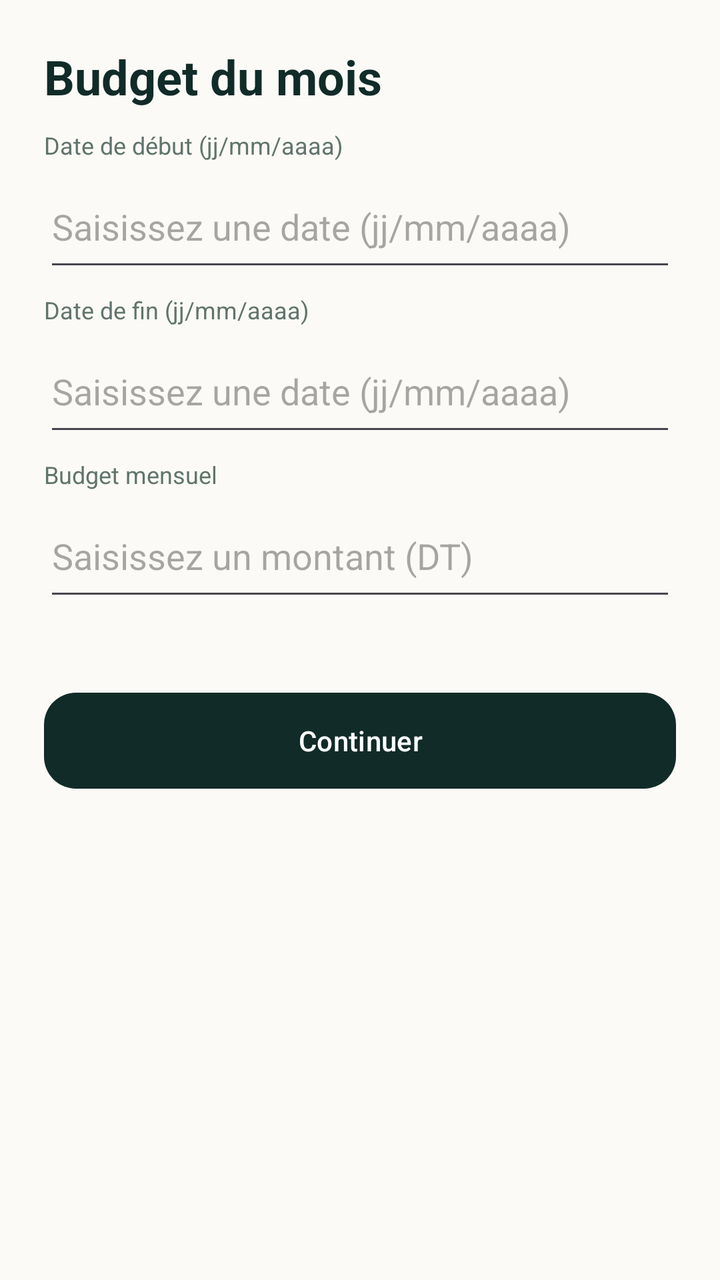
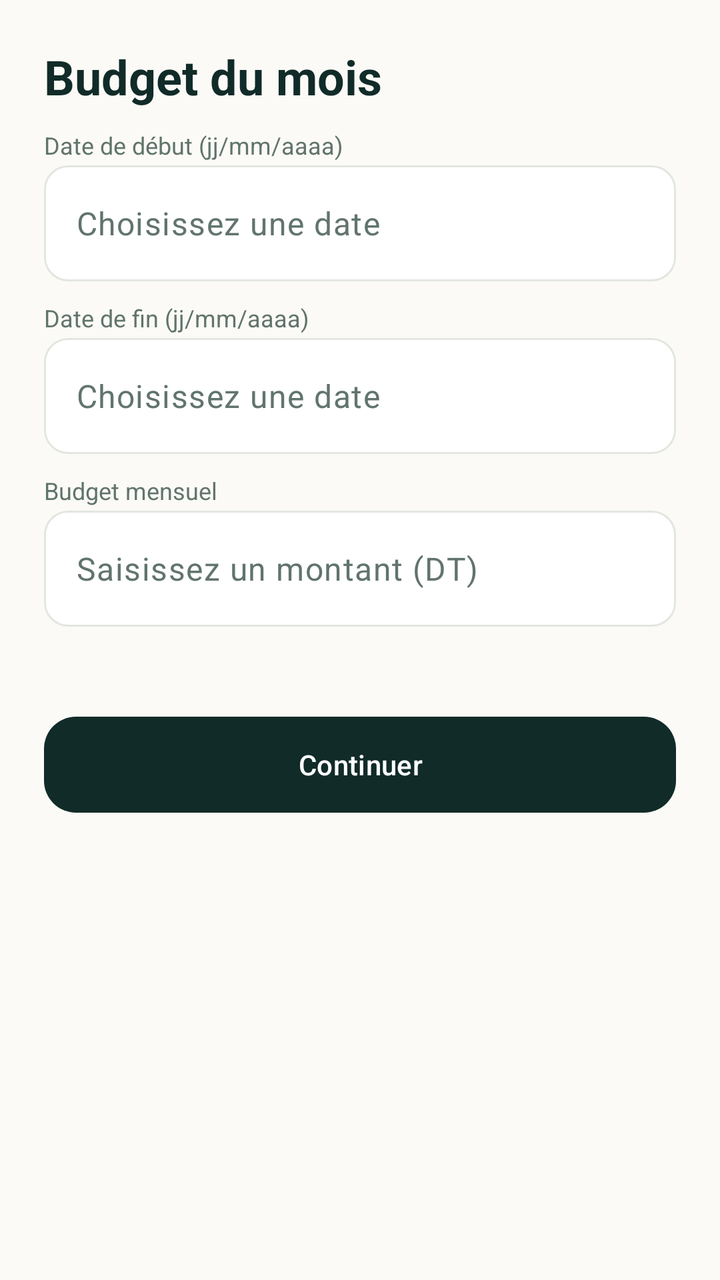

An Android layout rendered at two revisions. The XML below is the earlier revision; the diff shows what the commit changed to produce the second picture.
<!-- AndroidManifest.xml: application theme Theme.Masrouf1 -->
<!-- res/layout/activity_budget_period.xml -->
<?xml version="1.0" encoding="utf-8"?>
<ScrollView xmlns:android="http://schemas.android.com/apk/res/android" xmlns:app="http://schemas.android.com/apk/res-auto" android:layout_width="match_parent" android:layout_height="match_parent" android:background="@color/cream" android:fillViewport="true">
    <LinearLayout android:layout_width="match_parent" android:layout_height="wrap_content" android:orientation="vertical" android:padding="22dp">
        <TextView android:id="@+id/budget_period_title" android:layout_width="match_parent" android:layout_height="wrap_content" android:text="@string/budget_this_month" android:textColor="@color/forest" android:textSize="24sp" android:textStyle="bold" />
        <TextView style="@style/FormFieldLabel" android:labelFor="@id/budget_start_date" android:layout_marginTop="10dp" android:text="@string/budget_start_date" />
        <EditText android:id="@+id/budget_start_date" android:layout_width="match_parent" android:layout_height="58dp" android:hint="@string/hint_budget_start_date" android:inputType="date" android:singleLine="true" />
        <TextView style="@style/FormFieldLabel" android:labelFor="@id/budget_end_date" android:text="@string/budget_end_date" />
        <EditText android:id="@+id/budget_end_date" android:layout_width="match_parent" android:layout_height="58dp" android:hint="@string/hint_budget_end_date" android:inputType="date" android:singleLine="true" />
        <TextView style="@style/FormFieldLabel" android:labelFor="@id/budget_total_input" android:text="@string/monthly_budget_amount" />
        <EditText android:id="@+id/budget_total_input" android:layout_width="match_parent" android:layout_height="58dp" android:hint="@string/hint_amount" android:inputType="numberDecimal" android:singleLine="true" />
        <TextView android:id="@+id/budget_period_error" android:layout_width="match_parent" android:layout_height="wrap_content" android:textColor="@color/coral" />
        <com.google.android.material.button.MaterialButton android:id="@+id/budget_period_continue" android:layout_width="match_parent" android:layout_height="56dp" android:layout_marginTop="18dp" android:text="@string/welcome_next" app:backgroundTint="@color/forest" app:cornerRadius="16dp" />
    </LinearLayout>
</ScrollView>
<!-- resources referenced by this layout -->
<resources>
  <string name="hint_budget_end_date">Saisissez une date (jj/mm/aaaa)</string>
  <string name="hint_budget_start_date">Saisissez une date (jj/mm/aaaa)</string>
  <style name="Base.Theme.Masrouf1" parent="Theme.Material3.DayNight.NoActionBar">
          <item name="colorPrimary">@color/forest</item>
          <item name="colorOnPrimary">@color/alabaster</item>
          <item name="colorSecondary">@color/emerald</item>
          <item name="colorOnSecondary">@color/alabaster</item>
          <item name="android:colorAccent">@color/emerald</item>
          <item name="android:windowLightStatusBar">true</item>
          <item name="android:statusBarColor">@color/cream</item>
          <item name="android:navigationBarColor">@color/cream</item>
          <item name="android:windowBackground">@color/cream</item>
      </style>
  <!-- unchanged entries left out for length: 14 -->
</resources>

<!-- the commit's change to res/layout/activity_budget_period.xml (unified diff, before → after) -->
@@ -3,11 +3,17 @@
     <LinearLayout android:layout_width="match_parent" android:layout_height="wrap_content" android:orientation="vertical" android:padding="22dp">
         <TextView android:id="@+id/budget_period_title" android:layout_width="match_parent" android:layout_height="wrap_content" android:text="@string/budget_this_month" android:textColor="@color/forest" android:textSize="24sp" android:textStyle="bold" />
         <TextView style="@style/FormFieldLabel" android:labelFor="@id/budget_start_date" android:layout_marginTop="10dp" android:text="@string/budget_start_date" />
-        <EditText android:id="@+id/budget_start_date" android:layout_width="match_parent" android:layout_height="58dp" android:hint="@string/hint_budget_start_date" android:inputType="date" android:singleLine="true" />
+        <com.google.android.material.textfield.TextInputLayout android:layout_width="match_parent" android:layout_height="wrap_content" android:layout_marginBottom="4dp">
+            <com.google.android.material.textfield.TextInputEditText android:id="@+id/budget_start_date" android:layout_width="match_parent" android:layout_height="58dp" android:hint="@string/hint_date" android:inputType="text" android:singleLine="true" android:textColor="@color/ink" />
+        </com.google.android.material.textfield.TextInputLayout>
         <TextView style="@style/FormFieldLabel" android:labelFor="@id/budget_end_date" android:text="@string/budget_end_date" />
-        <EditText android:id="@+id/budget_end_date" android:layout_width="match_parent" android:layout_height="58dp" android:hint="@string/hint_budget_end_date" android:inputType="date" android:singleLine="true" />
+        <com.google.android.material.textfield.TextInputLayout android:layout_width="match_parent" android:layout_height="wrap_content" android:layout_marginBottom="4dp">
+            <com.google.android.material.textfield.TextInputEditText android:id="@+id/budget_end_date" android:layout_width="match_parent" android:layout_height="58dp" android:hint="@string/hint_date" android:inputType="text" android:singleLine="true" android:textColor="@color/ink" />
+        </com.google.android.material.textfield.TextInputLayout>
         <TextView style="@style/FormFieldLabel" android:labelFor="@id/budget_total_input" android:text="@string/monthly_budget_amount" />
-        <EditText android:id="@+id/budget_total_input" android:layout_width="match_parent" android:layout_height="58dp" android:hint="@string/hint_amount" android:inputType="numberDecimal" android:singleLine="true" />
+        <com.google.android.material.textfield.TextInputLayout android:layout_width="match_parent" android:layout_height="wrap_content" android:layout_marginBottom="4dp">
+            <com.google.android.material.textfield.TextInputEditText android:id="@+id/budget_total_input" android:layout_width="match_parent" android:layout_height="58dp" android:hint="@string/hint_amount" android:inputType="numberDecimal" android:singleLine="true" android:textColor="@color/ink" />
+        </com.google.android.material.textfield.TextInputLayout>
         <TextView android:id="@+id/budget_period_error" android:layout_width="match_parent" android:layout_height="wrap_content" android:textColor="@color/coral" />
         <com.google.android.material.button.MaterialButton android:id="@+id/budget_period_continue" android:layout_width="match_parent" android:layout_height="56dp" android:layout_marginTop="18dp" android:text="@string/welcome_next" app:backgroundTint="@color/forest" app:cornerRadius="16dp" />
     </LinearLayout>
<!-- resource entries referenced after the edit -->
@@ -1,17 +1,122 @@
 <!-- resources referenced by this layout -->
 <resources>
-  <string name="hint_budget_end_date">Saisissez une date (jj/mm/aaaa)</string>
-  <string name="hint_budget_start_date">Saisissez une date (jj/mm/aaaa)</string>
+  <color name="ink">#112B28</color>
+  <string name="hint_date">Choisissez une date</string>
   <style name="Base.Theme.Masrouf1" parent="Theme.Material3.DayNight.NoActionBar">
+          
           <item name="colorPrimary">@color/forest</item>
           <item name="colorOnPrimary">@color/alabaster</item>
+          <item name="colorPrimaryContainer">@color/mint</item>
+          <item name="colorOnPrimaryContainer">@color/forest</item>
           <item name="colorSecondary">@color/emerald</item>
           <item name="colorOnSecondary">@color/alabaster</item>
+          <item name="colorSecondaryContainer">@color/mint_light</item>
+          <item name="colorOnSecondaryContainer">@color/forest</item>
+          <item name="colorTertiary">@color/mint_accent</item>
+          <item name="colorOnTertiary">@color/forest</item>
+          <item name="colorTertiaryContainer">@color/mint</item>
+          <item name="colorOnTertiaryContainer">@color/forest</item>
+  
+          
+          <item name="colorControlActivated">@color/emerald</item>
+          <item name="colorControlHighlight">@color/mint</item>
+          <item name="colorControlNormal">@color/muted_green</item>
+          <item name="colorAccent">@color/emerald</item>
           <item name="android:colorAccent">@color/emerald</item>
+          <item name="android:textColorHighlight">@color/mint</item>
+  
+          
+          <item name="colorSurface">@color/alabaster</item>
+          <item name="colorOnSurface">@color/forest</item>
+          <item name="colorSurfaceVariant">@color/cream</item>
+          <item name="colorOnSurfaceVariant">@color/muted_green</item>
+          <item name="colorSurfaceContainerLowest">@color/alabaster</item>
+          <item name="colorSurfaceContainerLow">@color/cream</item>
+          <item name="colorSurfaceContainer">@color/cream</item>
+          <item name="colorSurfaceContainerHigh">@color/mint</item>
+          <item name="colorSurfaceContainerHighest">@color/mint</item>
+          <item name="android:colorBackground">@color/cream</item>
+          <item name="colorOnBackground">@color/forest</item>
+  
+          
+          <item name="colorError">@color/coral</item>
+          <item name="colorOnError">@color/alabaster</item>
+  
+          
+          <item name="colorOutline">@color/card_border</item>
+          <item name="colorOutlineVariant">@color/card_border</item>
+  
+          
+          <item name="android:textColorPrimary">@color/forest</item>
+          <item name="android:textColorSecondary">@color/muted_green</item>
+          <item name="android:textColorHint">@color/muted_green</item>
+  
+          
           <item name="android:windowLightStatusBar">true</item>
           <item name="android:statusBarColor">@color/cream</item>
           <item name="android:navigationBarColor">@color/cream</item>
           <item name="android:windowBackground">@color/cream</item>
+  
+          
+          <item name="android:colorEdgeEffect">@color/mint_accent</item>
+  
+          
+          <item name="textInputStyle">@style/Widget.Masrouf.TextInputLayout</item>
+          <item name="chipStyle">@style/Widget.Masrouf.Chip</item>
+          <item name="materialButtonOutlinedStyle">@style/Widget.Masrouf.Button.Outlined</item>
+          <item name="materialAlertDialogTheme">@style/ThemeOverlay.Masrouf.AlertDialog</item>
+          
+          <item name="editTextStyle">@style/Widget.Masrouf.EditText</item>
+          
+          <item name="android:textColor">@color/ink</item>
+          
+          <item name="materialButtonStyle">@style/Widget.Masrouf.Button.Material</item>
+      </style>
+  <color name="mint">#D9EEDD</color>
+  <color name="mint_light">#D9EEDD</color>
+  <color name="mint_accent">#85B8A5</color>
+  <color name="card_border">#E2E7DF</color>
+  <style name="Widget.Masrouf.TextInputLayout" parent="Widget.Material3.TextInputLayout.OutlinedBox">
+          <item name="boxBackgroundColor">@color/alabaster</item>
+          <item name="boxStrokeColor">@color/text_input_stroke_color</item>
+          <item name="hintEnabled">false</item>
+          <item name="hintTextColor">@color/text_input_label_color</item>
+          <item name="android:textColorHint">@color/muted_green</item>
+          <item name="boxCornerRadiusTopStart">12dp</item>
+          <item name="boxCornerRadiusTopEnd">12dp</item>
+          <item name="boxCornerRadiusBottomStart">12dp</item>
+          <item name="boxCornerRadiusBottomEnd">12dp</item>
+      </style>
+  <style name="Widget.Masrouf.Chip" parent="Widget.Material3.Chip.Filter">
+          <item name="chipBackgroundColor">@color/chip_background_color</item>
+          <item name="chipStrokeColor">@color/chip_stroke_color</item>
+          <item name="chipStrokeWidth">1dp</item>
+          <item name="android:textColor">@color/forest</item>
+          <item name="checkedIconTint">@color/emerald</item>
+      </style>
+  <style name="Widget.Masrouf.Button.Outlined" parent="Widget.Material3.Button.OutlinedButton">
+          <item name="android:textColor">@color/forest</item>
+          <item name="strokeColor">@color/forest</item>
+          <item name="iconTint">@color/forest</item>
+      </style>
+  <style name="ThemeOverlay.Masrouf.AlertDialog" parent="ThemeOverlay.Material3.MaterialAlertDialog">
+          <item name="colorPrimary">@color/forest</item>
+          <item name="colorSecondary">@color/emerald</item>
+          <item name="colorSurface">@color/alabaster</item>
+          <item name="colorSurfaceContainerHigh">@color/alabaster</item>
+          <item name="buttonBarPositiveButtonStyle">@style/Widget.Masrouf.DialogButton</item>
+          <item name="buttonBarNegativeButtonStyle">@style/Widget.Masrouf.DialogButton</item>
+          <item name="buttonBarNeutralButtonStyle">@style/Widget.Masrouf.DialogButton</item>
+      </style>
+  <style name="Widget.Masrouf.EditText" parent="Widget.AppCompat.EditText">
+          <item name="android:textColor">@color/ink</item>
+          <item name="android:textColorHint">@color/muted_green</item>
+      </style>
+  <style name="Widget.Masrouf.Button.Material" parent="Widget.Material3.Button">
+          <item name="android:minHeight">48dp</item>
+      </style>
+  <style name="Widget.Masrouf.DialogButton" parent="Widget.Material3.Button.TextButton.Dialog">
+          <item name="android:textColor">@color/emerald</item>
       </style>
   <!-- unchanged entries left out for length: 14 -->
 </resources>
